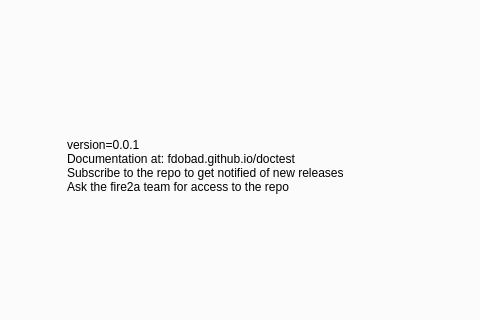
fdobad/fire2am-kitral, file fire2am_dialog_base.ui: the form before one commit; both pictures show x 186 to 666 and y 151 to 471 of the 782 by 665 pixel window.
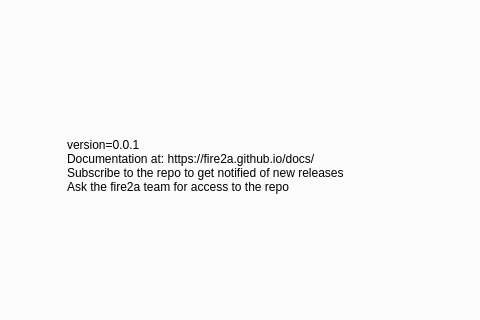
The form after the commit. The open tabs and pages were chosen to show the change. Custom widgets are drawn as their Qt base class.

```diff
--- a/fire2am_dialog_base.ui
+++ b/fire2am_dialog_base.ui
@@ -932,7 +932,7 @@
         <widget class="QLabel" name="label_17">
          <property name="text">
           <string>version=0.0.1
-Documentation at: fdobad.github.io/doctest
+Documentation at: https://fire2a.github.io/docs/
 Subscribe to the repo to get notified of new releases
 Ask the fire2a team for access to the repo</string>
          </property>
```
